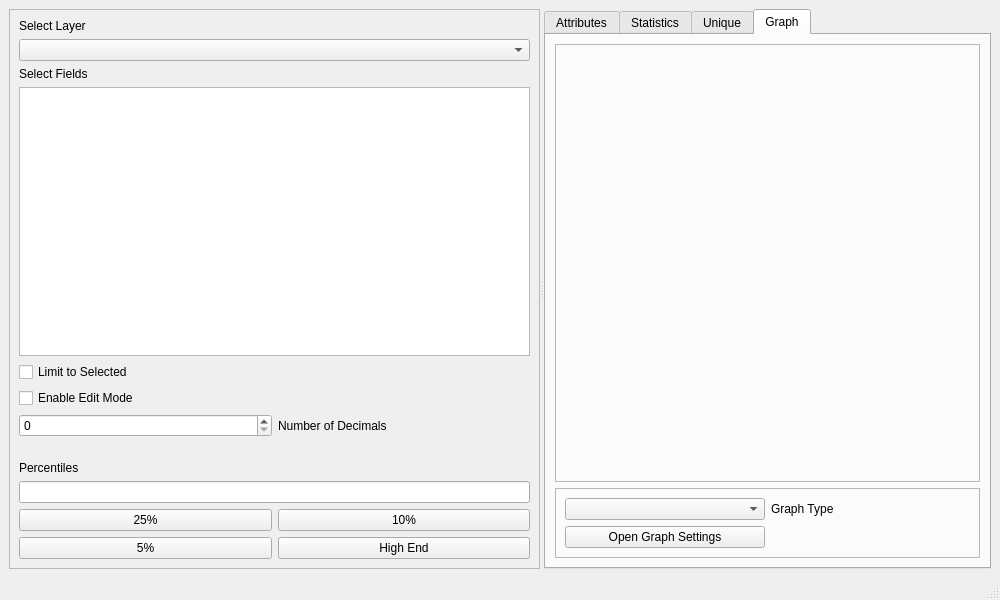
The window that fs3.ui (andreasfoulk/FS3) describes before a commit, drawn with Qt 5.
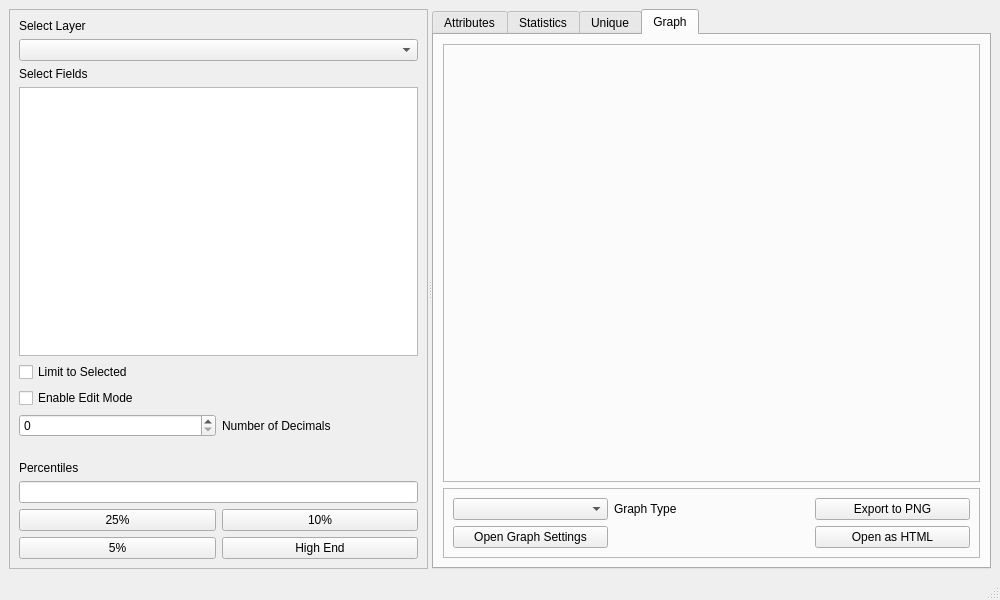
The same window after the commit. The open tabs and pages were chosen to show the change.

Commit message: Both main and options user interface updated for export features.

Patch:
```diff
--- a/fs3.ui
+++ b/fs3.ui
@@ -291,6 +291,36 @@
               </property>
              </widget>
             </item>
+            <item row="1" column="2">
+             <spacer name="graphSpacer">
+              <property name="orientation">
+               <enum>Qt::Horizontal</enum>
+              </property>
+              <property name="sizeType">
+               <enum>QSizePolicy::Minimum</enum>
+              </property>
+              <property name="sizeHint" stdset="0">
+               <size>
+                <width>40</width>
+                <height>20</height>
+               </size>
+              </property>
+             </spacer>
+            </item>
+            <item row="1" column="3">
+             <widget class="QPushButton" name="pngExportButton">
+              <property name="text">
+               <string>Export to PNG</string>
+              </property>
+             </widget>
+            </item>
+            <item row="2" column="3">
+             <widget class="QPushButton" name="htmlOpenButton">
+              <property name="text">
+               <string>Open as HTML</string>
+              </property>
+             </widget>
+            </item>
            </layout>
           </widget>
          </item>
```
Left out of the diff: 2 changed lines with no effect on the pictures. The commit also changes 3 other files.
